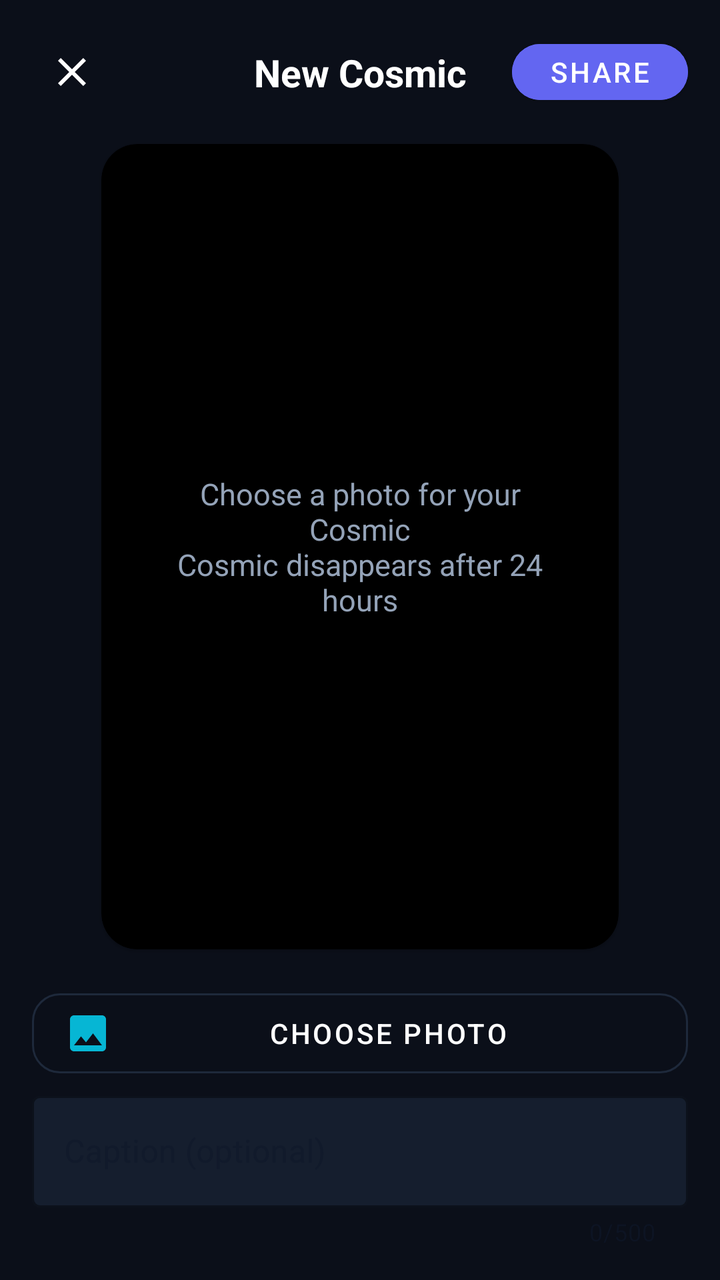
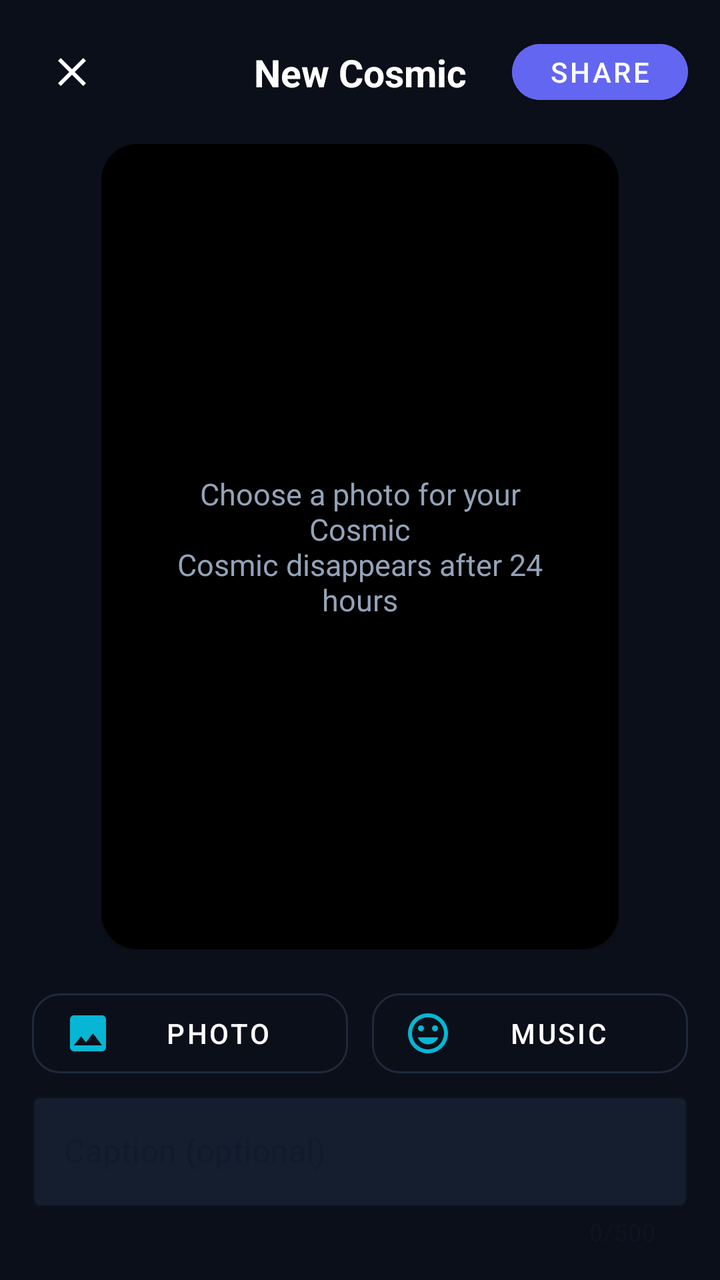

Compare the two renders of this Android layout. The source of the first and the diff that turns it into the second are given below.
<!-- AndroidManifest.xml: application theme Theme.Nexa -->
<!-- res/layout/activity_create_story.xml -->
<?xml version="1.0" encoding="utf-8"?>
<androidx.constraintlayout.widget.ConstraintLayout xmlns:android="http://schemas.android.com/apk/res/android"
    xmlns:app="http://schemas.android.com/apk/res-auto"
    android:layout_width="match_parent"
    android:layout_height="match_parent"
    android:background="@color/background_dark"
    android:padding="16dp">

    <ImageButton
        android:id="@+id/btnClose"
        android:layout_width="40dp"
        android:layout_height="40dp"
        android:background="?attr/selectableItemBackgroundBorderless"
        android:contentDescription="Close"
        android:src="@drawable/ic_close"
        app:layout_constraintStart_toStartOf="parent"
        app:layout_constraintTop_toTopOf="parent"
        app:tint="@color/text_white" />

    <TextView
        android:id="@+id/tvTitle"
        android:layout_width="wrap_content"
        android:layout_height="wrap_content"
        android:text="New Cosmic"
        android:textColor="@color/text_white"
        android:textSize="19sp"
        android:textStyle="bold"
        app:layout_constraintBottom_toBottomOf="@id/btnClose"
        app:layout_constraintEnd_toEndOf="parent"
        app:layout_constraintStart_toStartOf="parent"
        app:layout_constraintTop_toTopOf="@id/btnClose" />

    <com.google.android.material.button.MaterialButton
        android:id="@+id/btnPublish"
        android:layout_width="wrap_content"
        android:layout_height="40dp"
        android:backgroundTint="@color/brand_primary"
        android:text="Share"
        android:textColor="@android:color/white"
        app:cornerRadius="20dp"
        app:layout_constraintEnd_toEndOf="parent"
        app:layout_constraintTop_toTopOf="parent" />

    <com.google.android.material.card.MaterialCardView
        android:id="@+id/cardPreview"
        android:layout_width="0dp"
        android:layout_height="0dp"
        android:layout_marginTop="16dp"
        android:layout_marginBottom="16dp"
        app:cardBackgroundColor="@android:color/black"
        app:cardCornerRadius="18dp"
        app:layout_constraintBottom_toTopOf="@id/btnChoosePhoto"
        app:layout_constraintDimensionRatio="9:14"
        app:layout_constraintEnd_toEndOf="parent"
        app:layout_constraintStart_toStartOf="parent"
        app:layout_constraintTop_toBottomOf="@id/btnClose">

        <FrameLayout
            android:layout_width="match_parent"
            android:layout_height="match_parent">

            <ImageView
                android:id="@+id/ivPreview"
                android:layout_width="match_parent"
                android:layout_height="match_parent"
                android:contentDescription="Cosmic preview"
                android:scaleType="centerCrop"
                android:visibility="gone" />

            <TextView
                android:id="@+id/tvPhotoHelp"
                android:layout_width="match_parent"
                android:layout_height="match_parent"
                android:gravity="center"
                android:padding="24dp"
                android:text="Choose a photo for your Cosmic\nCosmic disappears after 24 hours"
                android:textColor="@color/text_secondary"
                android:textSize="15sp" />
        </FrameLayout>
    </com.google.android.material.card.MaterialCardView>

    <com.google.android.material.button.MaterialButton
        android:id="@+id/btnChoosePhoto"
        style="@style/Widget.MaterialComponents.Button.OutlinedButton"
        android:layout_width="0dp"
        android:layout_height="52dp"
        android:text="Choose Photo"
        android:textColor="@color/text_white"
        app:cornerRadius="14dp"
        app:icon="@drawable/ic_gallery"
        app:iconTint="@color/brand_cyan"
        app:layout_constraintBottom_toTopOf="@id/tilCaption"
        app:layout_constraintEnd_toEndOf="parent"
        app:layout_constraintStart_toStartOf="parent"
        app:strokeColor="@color/border_dark" />

    <com.google.android.material.textfield.TextInputLayout
        android:id="@+id/tilCaption"
        style="@style/Widget.MaterialComponents.TextInputLayout.OutlinedBox"
        android:layout_width="0dp"
        android:layout_height="wrap_content"
        android:layout_marginTop="12dp"
        android:hint="Caption (optional)"
        app:boxBackgroundColor="@color/background_card"
        app:boxStrokeColor="@color/brand_primary"
        app:counterEnabled="true"
        app:counterMaxLength="500"
        app:layout_constraintBottom_toBottomOf="parent"
        app:layout_constraintEnd_toEndOf="parent"
        app:layout_constraintStart_toStartOf="parent">

        <com.google.android.material.textfield.TextInputEditText
            android:id="@+id/etCaption"
            android:layout_width="match_parent"
            android:layout_height="wrap_content"
            android:maxLength="500"
            android:maxLines="2"
            android:textColor="@color/text_white" />
    </com.google.android.material.textfield.TextInputLayout>

    <ProgressBar
        android:id="@+id/progressBar"
        android:layout_width="44dp"
        android:layout_height="44dp"
        android:visibility="gone"
        app:layout_constraintBottom_toBottomOf="@id/cardPreview"
        app:layout_constraintEnd_toEndOf="@id/cardPreview"
        app:layout_constraintStart_toStartOf="@id/cardPreview"
        app:layout_constraintTop_toTopOf="@id/cardPreview" />

</androidx.constraintlayout.widget.ConstraintLayout>
<!-- resources referenced by this layout -->
<resources>
  <color name="background_card">#151E2E</color>
  <color name="background_dark">#0B0F19</color>
  <color name="border_dark">#1E293B</color>
  <color name="brand_cyan">#06B6D4</color>
  <color name="brand_primary">#6366F1</color>
  <color name="text_secondary">#94A3B8</color>
  <color name="text_white">#FFFFFF</color>
  <!-- drawable ic_close (drawable) -->
  <vector xmlns:android="http://schemas.android.com/apk/res/android"
      android:width="24dp"
      android:height="24dp"
      android:viewportWidth="24"
      android:viewportHeight="24">
      <path
          android:fillColor="#FFFFFFFF"
          android:pathData="M19,6.41L17.59,5 12,10.59 6.41,5 5,6.41 10.59,12 5,17.59 6.41,19 12,13.41 17.59,19 19,17.59 13.41,12z" />
  </vector>
  <!-- drawable ic_gallery (drawable) -->
  <vector xmlns:android="http://schemas.android.com/apk/res/android"
      android:width="24dp"
      android:height="24dp"
      android:viewportWidth="24"
      android:viewportHeight="24">
      <path
          android:fillColor="#FFFFFFFF"
          android:pathData="M21,19V5c0,-1.1 -.9,-2 -2,-2H5c-1.1,0 -2,.9 -2,2v14c0,1.1 .9,2 2,2h14c1.1,0 2,-.9 2,-2zM8.5,13.5l2.5,3.01L14.5,12l4.5,6H5l3.5,-4.5z" />
  </vector>
  <style name="Theme.Nexa" parent="Theme.MaterialComponents.DayNight.NoActionBar">
          
          <item name="colorPrimary">@color/brand_primary</item>
          <item name="colorPrimaryVariant">@color/brand_primary_dark</item>
          <item name="colorOnPrimary">@color/text_white</item>
          
          <item name="colorSecondary">@color/brand_cyan</item>
          <item name="colorSecondaryVariant">@color/brand_emerald</item>
          <item name="colorOnSecondary">@color/text_white</item>
          
          <item name="android:windowBackground">@color/background_light</item>
          <item name="colorSurface">@color/background_card_day</item>
          <item name="colorOnSurface">@color/text_dark_primary</item>
          <item name="colorOnBackground">@color/text_dark_primary</item>
          <item name="android:textColorPrimary">@color/text_dark_primary</item>
          <item name="android:textColorSecondary">@color/text_dark_secondary</item>
          <item name="android:statusBarColor">@color/background_light</item>
          <item name="android:windowLightStatusBar">true</item>
          <item name="android:navigationBarColor">@color/background_card_day</item>
      </style>
  <color name="brand_primary_dark">#4F46E5</color>
  <color name="brand_emerald">#10B981</color>
  <color name="background_light">#F8FAFC</color>
  <color name="background_card_day">#FFFFFF</color>
  <color name="text_dark_primary">#0F172A</color>
  <color name="text_dark_secondary">#475569</color>
</resources>

<!-- the commit's change to res/layout/activity_create_story.xml (unified diff, before → after) -->
@@ -76,6 +76,43 @@
                 android:text="Choose a photo for your Cosmic\nCosmic disappears after 24 hours"
                 android:textColor="@color/text_secondary"
                 android:textSize="15sp" />
+
+            <LinearLayout
+                android:id="@+id/layoutMusicSticker"
+                android:layout_width="wrap_content"
+                android:layout_height="wrap_content"
+                android:layout_gravity="center"
+                android:background="#CC151E2E"
+                android:orientation="horizontal"
+                android:padding="10dp"
+                android:visibility="gone"
+                android:elevation="4dp">
+                <ImageView
+                    android:id="@+id/ivStickerArt"
+                    android:layout_width="32dp"
+                    android:layout_height="32dp"
+                    android:scaleType="centerCrop"
+                    android:src="@drawable/ic_sticker" />
+                <LinearLayout
+                    android:layout_width="wrap_content"
+                    android:layout_height="wrap_content"
+                    android:layout_marginStart="8dp"
+                    android:orientation="vertical">
+                    <TextView
+                        android:id="@+id/tvStickerTitle"
+                        android:layout_width="wrap_content"
+                        android:layout_height="wrap_content"
+                        android:textColor="@android:color/white"
+                        android:textSize="11sp"
+                        android:textStyle="bold" />
+                    <TextView
+                        android:id="@+id/tvStickerArtist"
+                        android:layout_width="wrap_content"
+                        android:layout_height="wrap_content"
+                        android:textColor="#A0AEC0"
+                        android:textSize="9sp" />
+                </LinearLayout>
+            </LinearLayout>
         </FrameLayout>
     </com.google.android.material.card.MaterialCardView>
 
@@ -84,14 +121,31 @@
         style="@style/Widget.MaterialComponents.Button.OutlinedButton"
         android:layout_width="0dp"
         android:layout_height="52dp"
-        android:text="Choose Photo"
+        android:layout_marginEnd="6dp"
+        android:text="Photo"
         android:textColor="@color/text_white"
         app:cornerRadius="14dp"
         app:icon="@drawable/ic_gallery"
         app:iconTint="@color/brand_cyan"
         app:layout_constraintBottom_toTopOf="@id/tilCaption"
+        app:layout_constraintEnd_toStartOf="@id/btnAttachMusic"
+        app:layout_constraintStart_toStartOf="parent"
+        app:strokeColor="@color/border_dark" />
+
+    <com.google.android.material.button.MaterialButton
+        android:id="@+id/btnAttachMusic"
+        style="@style/Widget.MaterialComponents.Button.OutlinedButton"
+        android:layout_width="0dp"
+        android:layout_height="52dp"
+        android:layout_marginStart="6dp"
+        android:text="Music"
+        android:textColor="@color/text_white"
+        app:cornerRadius="14dp"
+        app:icon="@drawable/ic_sticker"
+        app:iconTint="@color/brand_cyan"
+        app:layout_constraintBottom_toTopOf="@id/tilCaption"
         app:layout_constraintEnd_toEndOf="parent"
-        app:layout_constraintStart_toStartOf="parent"
+        app:layout_constraintStart_toEndOf="@id/btnChoosePhoto"
         app:strokeColor="@color/border_dark" />
 
     <com.google.android.material.textfield.TextInputLayout
<!-- resource entries referenced after the edit -->
@@ -27,6 +27,16 @@
           android:fillColor="#FFFFFFFF"
           android:pathData="M21,19V5c0,-1.1 -.9,-2 -2,-2H5c-1.1,0 -2,.9 -2,2v14c0,1.1 .9,2 2,2h14c1.1,0 2,-.9 2,-2zM8.5,13.5l2.5,3.01L14.5,12l4.5,6H5l3.5,-4.5z" />
   </vector>
+  <!-- drawable ic_sticker (drawable) -->
+  <vector xmlns:android="http://schemas.android.com/apk/res/android"
+      android:width="24dp"
+      android:height="24dp"
+      android:viewportWidth="24"
+      android:viewportHeight="24">
+    <path
+        android:fillColor="#FFFFFFFF"
+        android:pathData="M11.99,2C6.47,2 2,6.48 2,12s4.47,10 9.99,10C17.52,22 22,17.52 22,12S17.52,2 11.99,2zM12,20c-4.42,0 -8,-3.58 -8,-8s3.58,-8 8,-8 8,3.58 8,8 -3.58,8 -8,8zm3.5,-9c0.83,0 1.5,-0.67 1.5,-1.5S16.33,8 15.5,8 14,8.67 14,9.5s0.67,1.5 1.5,1.5zm-7,0c0.83,0 1.5,-0.67 1.5,-1.5S9.33,8 8.5,8 7,8.67 7,9.5 7.67,11 8.5,11zm3.5,6.5c2.33,0 4.31,-1.46 5.11,-3.5H6.89c0.8,2.04 2.78,3.5 5.11,3.5z"/>
+  </vector>
   <style name="Theme.Nexa" parent="Theme.MaterialComponents.DayNight.NoActionBar">
           
           <item name="colorPrimary">@color/brand_primary</item>
